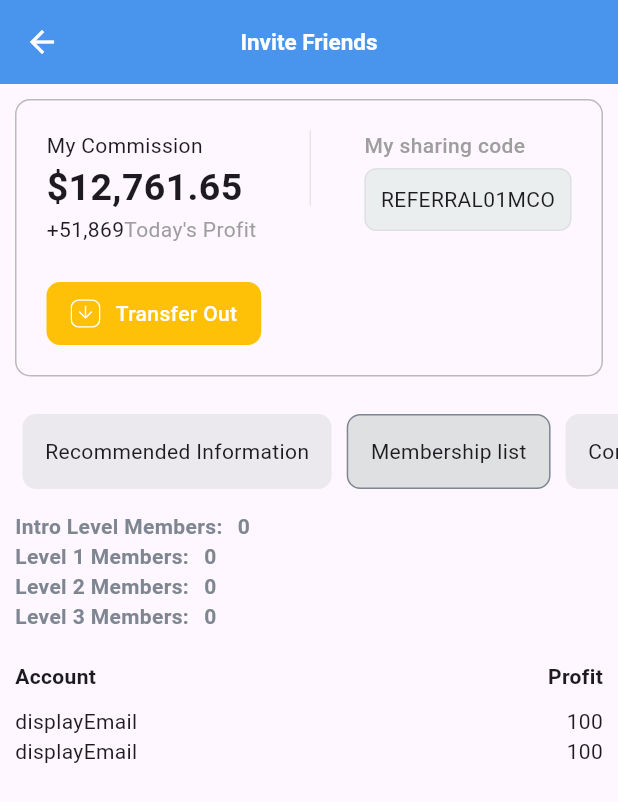
After one commit to lyxuxs/my-wealth-front, a Flutter app: the InviteFrinedsScreen screen opened directly, after a tap on "Membership list", on a phone screen of 412 x 824 dp. The commit adds this screen. Shown: the top 802 px of the screen. Run offline on Flutter 3.47's test engine with Material 3 defaults, Android fonts, the phone set to English and light mode, and no system bars; our stand-ins replace auto_size_text, flutter_svg, google_fonts, qr_flutter; missing offline and left inert: qr_code_scanner.

Commit message:
raferral screen

```diff
--- a/lib/src/features/authentication/screens/profile_verify_screen.dart/profile_verify_screen.dart
+++ b/lib/src/features/authentication/screens/profile_verify_screen.dart/profile_verify_screen.dart
@@ -1,7 +1,9 @@
 import 'package:flutter/material.dart';
 import 'package:flutter_svg/svg.dart';
+import 'package:my_wealth/src/common_widgets/custom_textfield.dart';
 import 'package:my_wealth/src/constarits/colors.dart';
 import 'package:my_wealth/src/constarits/image_strings.dart';
+import 'package:my_wealth/src/constarits/sizes.dart';
 import 'package:my_wealth/src/features/authentication/screens/signup/signup_scren.dart';
 
 class ProfileVerifyScreen extends StatefulWidget {
@@ -12,6 +14,7 @@ class ProfileVerifyScreen extends StatefulWidget {
 }
 
 class _ProfileVerifyScreenState extends State<ProfileVerifyScreen> {
+    final TextEditingController PhoneNumberController = TextEditingController();
   int _currentStep = 0;
   void goToNextStep() {
     setState(() {
@@ -73,20 +76,62 @@ class _ProfileVerifyScreenState extends State<ProfileVerifyScreen> {
                   content: _currentStep == 0
                       ? Column(
                           children: [
-                            Text('Content for Step 1'),
+                            Column(
+                              crossAxisAlignment: CrossAxisAlignment.start,
+                              children: [
+                                const Text(
+                                  "Mobile Number",
+                                  style: TextStyle(
+                                      fontSize: 13,
+                                      fontWeight: FontWeight.w600),
+                                ),
+                                const SizedBox(
+                                  height: 5,
+                                ),
+                                CustomTextField(
+                                  controller: PhoneNumberController,
+                                  hintText: '011xxxxxxxx',
+                                ),
+                                const SizedBox(
+                                  height: 3,
+                                ),
+                                const Text(
+                                  "Please enter your valid mobile number. because we will send you a verification code",
+                                  style: TextStyle(fontSize: 10),
+                                ),
+                              ],
+                            ),
+                            SizedBox(height: 20,),
                             Row(
-                              mainAxisAlignment: MainAxisAlignment.spaceEvenly,
+                              mainAxisAlignment: MainAxisAlignment.center,
                               children: [
-                                ElevatedButton(
-                                  onPressed: goToNextStep,
-                                  child: Text('Next'),
+                                SizedBox(
+                                  width: 200,
+                                  child: ElevatedButton(
+                                    onPressed: goToNextStep,
+                                    style: ElevatedButton.styleFrom(
+                                    shape: RoundedRectangleBorder(
+                                        borderRadius: BorderRadius.circular(9.0)),
+                                    foregroundColor: tWhiteColor,
+                                    backgroundColor: authBtnBgColor,
+                                    side: BorderSide(
+                                        color: authBtnBgColor, width: 2.0),
+                                    padding: EdgeInsets.symmetric(
+                                        vertical: 13),
+                                  ),
+                                    child: Text('Next',style: TextStyle(
+                                    fontFamily: 'PlusJakartaSans',
+                                    fontWeight: FontWeight.bold,
+                                    fontSize: 15,
+                                  ),),
+                                  ),
                                 ),
                               ],
                             ),
                           ],
                         )
                       : Container(
-                          child: Icon(Icons.check, color: Colors.green),
+                        child: SizedBox(height: 10,),
                         ),
                 ),
                 StepWidget(
--- a/lib/src/features/authentication/screens/welcome/welcome_screen.dart
+++ b/lib/src/features/authentication/screens/welcome/welcome_screen.dart
@@ -31,7 +31,7 @@ class WelcomeScreen extends StatelessWidget {
                     top: 60,
                     left: 30,
                     right: 30,
-                    child: SvgPicture.asset(darklogowithtextSvg, width: 165.67, height: 38.93,)
+                    child: SvgPicture.asset(darklogowithtextSvg, width: 155.67, height: 28.93,)
                   )
                 ],
               ),
--- /dev/null
+++ b/lib/src/features/core/screens/invite_friends/invite_friends_screen.dart
@@ -0,0 +1,540 @@
+import 'package:auto_size_text/auto_size_text.dart';
+import 'package:flutter/material.dart';
+import 'package:flutter/services.dart';
+import 'package:flutter_svg/svg.dart';
+import 'package:my_wealth/src/common_widgets/custom_container_btn.dart';
+import 'package:my_wealth/src/constarits/colors.dart';
+import 'package:my_wealth/src/constarits/image_strings.dart';
+import 'package:my_wealth/src/constarits/sizes.dart';
+import 'package:qr_flutter/qr_flutter.dart';
+
+class InviteFrinedsScreen extends StatefulWidget {
+  const InviteFrinedsScreen({super.key});
+
+  @override
+  State<InviteFrinedsScreen> createState() => _InviteFrinedsScreenState();
+}
+
+class _InviteFrinedsScreenState extends State<InviteFrinedsScreen> {
+  late String email = "example@email.com";
+  late String displayEmail;
+
+  @override
+  void initState() {
+    super.initState();
+    displayEmail = email.length > 25 ? email.substring(0, 22) + '...' : email;
+  }
+
+  List<String> items = [
+    "Recommended Information",
+    "Membership list",
+    "Commission Records",
+  ];
+
+  List<Widget> screen = [
+    SizedBox(
+      child: Column(
+        crossAxisAlignment: CrossAxisAlignment.start,
+        children: [
+          SizedBox(
+            child: Column(
+              crossAxisAlignment: CrossAxisAlignment.start,
+              children: [
+                Text("Intro"),
+                SizedBox(
+                  height: 10,
+                ),
+                Text("- Personal funds arrive 50USD"),
+                Text("- Rebate fee: 10% for Level"),
+                Text("- Monthly income is up to 10 USD or more"),
+              ],
+            ),
+          ),
+          SizedBox(
+            height: 20,
+          ),
+          SizedBox(
+            child: Column(
+              crossAxisAlignment: CrossAxisAlignment.start,
+              children: [
+                Text("Level 1 "),
+                SizedBox(
+                  height: 10,
+                ),
+                Text("- Personal funds arrive 199USD"),
+                Text("- Rebate fee: 12% for Level"),
+                Text("- Monthly income is up to 50 USD or more"),
+              ],
+            ),
+          ),
+          SizedBox(
+            height: 20,
+          ),
+          SizedBox(
+            child: Column(
+              crossAxisAlignment: CrossAxisAlignment.start,
+              children: [
+                Text("Level 2"),
+                SizedBox(
+                  height: 10,
+                ),
+                Text("- Personal funds arrive 500USD"),
+                Text("- Rebate fee: 15% for Level"),
+                Text("- Monthly income is up to 200 USD or more"),
+              ],
+            ),
+          ),
+          SizedBox(
+            height: 20,
+          ),
+          SizedBox(
+            child: Column(
+              crossAxisAlignment: CrossAxisAlignment.start,
+              children: [
+                Text("Level 3"),
+                SizedBox(
+                  height: 10,
+                ),
+                Text("- Personal funds arrive 999USD"),
+                Text("- Rebate fee: 18% for Level"),
+                Text("- Monthly income is up to 600 USD or more"),
+              ],
+            ),
+          ),
+          SizedBox(
+            height: 20,
+          ),
+          Text(
+            '*Inviting friends activity prohibits users from recommending themselves. If the malicious commission is found, our company has the right to remove the users authority to use the function and the commission.',
+            style: TextStyle(color: tredColor),
+          ),
+        ],
+      ),
+    ),
+    SizedBox(
+      child: Column(
+        crossAxisAlignment: CrossAxisAlignment.start,
+        children: [
+          SizedBox(
+            child: Column(
+              crossAxisAlignment: CrossAxisAlignment.start,
+              children: [
+                Column(
+                  children: [
+                    Row(
+                      children: [
+                        Text(
+                          "Intro Level Members:",
+                          style: TextStyle(
+                              fontWeight: FontWeight.bold,
+                              color: tDarkGrayColor),
+                        ),
+                        SizedBox(
+                          width: 10,
+                        ),
+                        Text(
+                          "0",
+                          style: TextStyle(
+                              fontWeight: FontWeight.bold,
+                              color: tDarkGrayColor),
+                        ),
+                      ],
+                    ),
+                    Row(
+                      children: [
+                        Text(
+                          "Level 1 Members:",
+                          style: TextStyle(
+                              fontWeight: FontWeight.bold,
+                              color: tDarkGrayColor),
+                        ),
+                        SizedBox(
+                          width: 10,
+                        ),
+                        Text(
+                          "0",
+                          style: TextStyle(
+                              fontWeight: FontWeight.bold,
+                              color: tDarkGrayColor),
+                        ),
+                      ],
+                    ),
+                    Row(
+                      children: [
+                        Text(
+                          "Level 2 Members:",
+                          style: TextStyle(
+                              fontWeight: FontWeight.bold,
+                              color: tDarkGrayColor),
+                        ),
+                        SizedBox(
+                          width: 10,
+                        ),
+                        Text(
+                          "0",
+                          style: TextStyle(
+                              fontWeight: FontWeight.bold,
+                              color: tDarkGrayColor),
+                        ),
+                      ],
+                    ),
+                    Row(
+                      children: [
+                        Text(
+                          "Level 3 Members:",
+                          style: TextStyle(
+                              fontWeight: FontWeight.bold,
+                              color: tDarkGrayColor),
+                        ),
+                        SizedBox(
+                          width: 10,
+                        ),
+                        Text(
+                          "0",
+                          style: TextStyle(
+                              fontWeight: FontWeight.bold,
+                              color: tDarkGrayColor),
+                        ),
+                      ],
+                    ),
+                  ],
+                ),
+              ],
+            ),
+          ),
+          SizedBox(
+            height: 20,
+          ),
+          SizedBox(
+            child: Column(
+              crossAxisAlignment: CrossAxisAlignment.start,
+              children: [
+                SizedBox(
+                  width: 30,
+                ),
+                Row(
+                  mainAxisAlignment: MainAxisAlignment.spaceBetween,
+                  children: [
+                    Text(
+                      "Account",
+                      style: TextStyle(fontWeight: FontWeight.bold),
+                    ),
+                    SizedBox(
+                      width: 10,
+                    ),
+                    Text(
+                      "Profit",
+                      style: TextStyle(fontWeight: FontWeight.bold),
+                    ),
+                  ],
+                )
+              ],
+            ),
+          ),
+          SizedBox(
+            height: 10,
+          ),
+          Column(
+            crossAxisAlignment: CrossAxisAlignment.start,
+            children: [
+              Row(
+                mainAxisAlignment: MainAxisAlignment.spaceBetween,
+                children: [
+                  Text('displayEmail'),
+                  SizedBox(
+                    width: 10,
+                  ),
+                  Text(
+                    "100",
+                  ),
+                ],
+              ),
+              Row(
+                mainAxisAlignment: MainAxisAlignment.spaceBetween,
+                children: [
+                  Text('displayEmail'),
+                  SizedBox(
+                    width: 10,
+                  ),
+                  Text(
+                    "100",
+                  ),
+                ],
+              ),
+            ],
+          )
+        ],
+      ),
+    ),
+    SizedBox(
+      child: Column(
+        crossAxisAlignment: CrossAxisAlignment.start,
+        children: [
+          SizedBox(
+            child: Container(
+              child: Column(
+                children: [
+                  Padding(
+                    padding: const EdgeInsets.only(
+                      top: 10, bottom: 10),
+                    child: Column(
+                        mainAxisAlignment: MainAxisAlignment.start,
+                        crossAxisAlignment: CrossAxisAlignment.start,
+                        children: [
+                          Row(
+                            mainAxisAlignment: MainAxisAlignment.spaceBetween,
+                            children: [
+                              const Text(
+                                "Transfer Out",
+                                style: TextStyle(
+                                    fontWeight: FontWeight.w600, fontSize: 15),
+                              ),
+                              const Text(
+                                "2024.02.14 22:00:00",
+                                style: TextStyle(
+                                  fontWeight: FontWeight.w600,
+                                ),
+                              ),
+                            ],
+                          ),
+                          Row(
+                            mainAxisAlignment: MainAxisAlignment.spaceBetween,
+                            children: [
+                              const Text(
+                                "",
+                              ),
+                              const Text(
+                                "100 000.00",
+                                style: TextStyle(
+                                  color: tLightBlueColor,
+                                  fontWeight: FontWeight.w600,
+                                ),
+                              ),
+                            ],
+                          ),
+                        ]),
+                  ),
+                  Container(
+                    height: 1.0,
+                    color: Color.fromARGB(255, 181, 181, 181).withOpacity(0.3),
+                  )
+                ],
+              ),
+            ),
+          ),
+        ],
+      ),
+    ),
+  ];
+
+  int current = 0;
+
+  @override
+  Widget build(BuildContext context) {
+    return Scaffold(
+      appBar: AppBar(
+        automaticallyImplyLeading: true,
+        iconTheme: IconThemeData(
+          color: Colors.white, //change your color here
+        ),
+        backgroundColor: tLightBlueColor,
+        elevation: 0,
+        title: const Text(
+          "Invite Friends",
+          style: TextStyle(
+              color: Colors.white, fontWeight: FontWeight.bold, fontSize: 15),
+        ),
+        centerTitle: true,
+      ),
+      body: SingleChildScrollView(
+        child: Column(
+          children: [
+            Column(
+              children: [
+                MyCommissionWidget(),
+                SizedBox(
+                  height: 10,
+                ),
+                Padding(
+                  padding: const EdgeInsets.only(left: 10),
+                  child: SizedBox(
+                    height: 60,
+                    width: double.infinity,
+                    child: ListView.builder(
+                        itemCount: items.length,
+                        scrollDirection: Axis.horizontal,
+                        itemBuilder: ((context, index) {
+                          return GestureDetector(
+                            onTap: () {
+                              setState(() {
+                                current = index;
+                              });
+                            },
+                            child: AnimatedContainer(
+                              duration: const Duration(milliseconds: 300),
+                              margin: EdgeInsets.all(5),
+                              padding: EdgeInsets.only(left: 15, right: 15),
+                              height: 50,
+                              decoration: BoxDecoration(
+                                  color: current == index
+                                      ? tShado1Color
+                                      : tShado1Color.withOpacity(0.6),
+                                  borderRadius: BorderRadius.circular(9),
+                                  border: current == index
+                                      ? Border.all(color: tDarkGrayColor)
+                                      : null),
+                              child: Center(
+                                  child: Text(
+                                items[index],
+                                style: TextStyle(),
+                              )),
+                            ),
+                          );
+                        })),
+                  ),
+                ),
+
+                /// Tab Bar View
+                Container(
+                  margin: const EdgeInsets.all(10),
+                  padding: const EdgeInsets.only(bottom: 30),
+                  width: double.infinity,
+                  child: Column(
+                    crossAxisAlignment: CrossAxisAlignment.start,
+                    mainAxisAlignment: MainAxisAlignment.start,
+                    children: [screen[current]],
+                  ),
+                )
+              ],
+            )
+          ],
+        ),
+      ),
+    );
+  }
+}
+
+class MyCommissionWidget extends StatelessWidget {
+  const MyCommissionWidget({
+    super.key,
+  });
+
+  @override
+  Widget build(BuildContext context) {
+    return Container(
+      margin: EdgeInsets.all(10),
+      decoration: BoxDecoration(
+          border: Border.all(color: tGrayColor),
+          borderRadius: BorderRadius.all(Radius.circular(10))),
+      child: Padding(
+        padding: const EdgeInsets.all(20.0),
+        child: Column(
+          children: [
+            Row(
+              crossAxisAlignment: CrossAxisAlignment.start,
+              mainAxisAlignment: MainAxisAlignment.spaceBetween,
+              children: [
+                Column(
+                  crossAxisAlignment: CrossAxisAlignment.start,
+                  children: [
+                    Text('My Commission'),
+                    Text(
+                      '\$12,761.65',
+                      style:
+                          TextStyle(fontWeight: FontWeight.bold, fontSize: 25),
+                    ),
+                    Row(
+                      children: [
+                        Text('+51,869'),
+                        Text(
+                          'Today\'s Profit',
+                          style: TextStyle(color: Colors.grey),
+                        ),
+                      ],
+                    )
+                  ],
+                ),
+                Container(
+                  height: 50.0,
+                  width: 1,
+                  color: Color.fromARGB(255, 181, 181, 181).withOpacity(0.3),
+                ),
+                Column(
+                  crossAxisAlignment: CrossAxisAlignment.start,
+                  children: [
+                    Text(
+                      'My sharing code',
+                      style: TextStyle(
+                          color: Colors.grey, fontWeight: FontWeight.w500),
+                    ),
+                    SizedBox(
+                      height: 5,
+                    ),
+                    GestureDetector(
+                      onTap: () async {
+                      await Clipboard.setData(
+                              ClipboardData(text: 'REFERRAL01MCO'))
+                          .then((_) {
+                        ScaffoldMessenger.of(context).showSnackBar(
+                            SnackBar(content: Text("'REFERRAL01MCO' copied to clipboard")));
+                      });
+                    },
+                      child: Container(
+                        padding: EdgeInsets.only(
+                            left: 10, right: 10, top: 10, bottom: 10),
+                        decoration: BoxDecoration(
+                            border: Border.all(color: tShado1Color),
+                            shape: BoxShape.rectangle,
+                            borderRadius: BorderRadius.circular(8),
+                            color: tShadoColor),
+                        child: Text('REFERRAL01MCO'),
+                      ),
+                    )
+                  ],
+                ),
+              ],
+            ),
+            SizedBox(
+              height: 25,
+            ),
+            Row(
+              mainAxisAlignment: MainAxisAlignment.spaceBetween,
+              children: [
+                InkWell(
+                  onTap: () {},
+                  child: Container(
+                    padding: EdgeInsets.only(
+                        left: 15, right: 15, top: 10, bottom: 10),
+                    decoration: BoxDecoration(
+                        border: Border.all(color: Colors.amber),
+                        shape: BoxShape.rectangle,
+                        borderRadius: BorderRadius.circular(9),
+                        color: Colors.amber),
+                    child: Row(
+                      children: [
+                        SvgPicture.asset(
+                          withdrawSvg,
+                          height: 20,
+                          width: 20,
+                          color: Colors.white,
+                        ),
+                        SizedBox(
+                          width: 10,
+                        ),
+                        Text(
+                          'Transfer Out',
+                          style: TextStyle(
+                              color: Colors.white, fontWeight: FontWeight.w500),
+                        ),
+                      ],
+                    ),
+                  ),
+                ),
+              ],
+            )
+          ],
+        ),
+      ),
+    );
+  }
+}
--- a/lib/src/features/core/screens/mywealth_screen/widgets/rafrral_n_customerservicewidget.dart
+++ b/lib/src/features/core/screens/mywealth_screen/widgets/rafrral_n_customerservicewidget.dart
@@ -2,6 +2,7 @@ import 'package:flutter/material.dart';
 import 'package:flutter_svg/svg.dart';
 import 'package:my_wealth/src/constarits/colors.dart';
 import 'package:my_wealth/src/constarits/image_strings.dart';
+import 'package:my_wealth/src/features/core/screens/invite_friends/invite_friends_screen.dart';
 
 class Rafrral_n_CustomerServiceWidget extends StatelessWidget {
   const Rafrral_n_CustomerServiceWidget({
@@ -20,7 +21,14 @@ class Rafrral_n_CustomerServiceWidget extends StatelessWidget {
             left: 20, right: 20, top: 15, bottom: 15),
         child: Column(
           children: [
-            Row(
+            InkWell(
+              onTap: () {
+                Navigator.push(
+                        context,
+                        MaterialPageRoute(
+                            builder: (context) => InviteFrinedsScreen()));
+              },
+              child: Row(
                 mainAxisAlignment:
                     MainAxisAlignment.spaceBetween,
                 children: [
@@ -42,6 +50,7 @@ class Rafrral_n_CustomerServiceWidget extends StatelessWidget {
                   ),
                   Icon(Icons.chevron_right_rounded)
                 ],
+              ),
             ),
             SizedBox(
               height: 20,
--- a/lib/src/features/core/screens/transfer/transfer_screen.dart
+++ b/lib/src/features/core/screens/transfer/transfer_screen.dart
@@ -46,7 +46,8 @@ class _TransferScreenState extends State<TransferScreen> {
         ),
         centerTitle: true,
       ),
-      body: Stack(
+      body: SingleChildScrollView(
+        child: Stack(
           children: [
             Column(
               crossAxisAlignment: CrossAxisAlignment.start,
@@ -298,6 +299,7 @@ class _TransferScreenState extends State<TransferScreen> {
             ),
           ],
         ),
+      ),
     );
   }
 }
--- a/pubspec.yaml
+++ b/pubspec.yaml
@@ -42,6 +42,7 @@ dependencies:
   qr_flutter: ^4.1.0
   google_fonts: ^6.1.0
   qr_code_scanner: ^1.0.1
+  webview_flutter: ^3.0.0
 
 dev_dependencies:
   flutter_test:
```
Also changed, not shown: lib/src/features/core/screens/chart_Screen/chart_screen.dart (added), pubspec.lock, 1 other file. Lines whose indentation alone changed are shown as unchanged.
